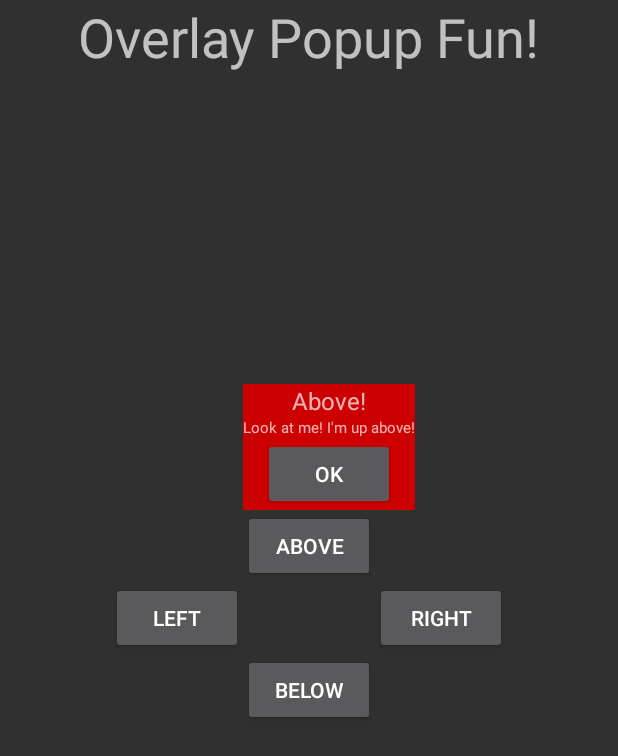
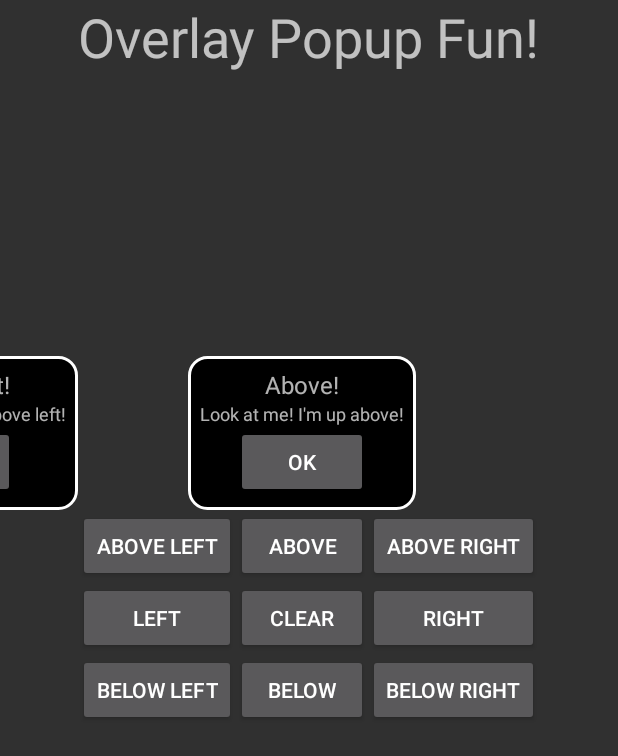
Before and after one commit to Lowe5521/JunkDrawer, an Android app: the HelperPopupActivity screen opened directly, with no data from a screen before it, after a tap on "ABOVE", on a phone screen of 412 x 824 dp. Shown: the top 756 px of the screen. Run offline under Robolectric (Android 15) with nearby library versions, the phone set to English and light mode, and no system bars; our stand-ins replace ButterKnife; 1 other tap on this screen came first.

Commit message:
- Added more direction control on the Helper popups - Added new 'dialog' for the Helper popups - Fixed minor bug with the view.getMeasuredWidth() being weird - Added centering of the popups on a view

```diff
--- a/app/src/main/java/com/jonkoester/junkdrawer/HelperPopup.java
+++ b/app/src/main/java/com/jonkoester/junkdrawer/HelperPopup.java
@@ -9,6 +9,8 @@ import android.widget.Button;
 import android.widget.FrameLayout;
 import android.widget.LinearLayout;
 import android.widget.TextView;
+
+import java.util.ArrayList;
 
 import butterknife.BindView;
 import butterknife.ButterKnife;
@@ -23,8 +25,12 @@ public class HelperPopup extends LinearLayout {
     @BindView(R.id.view_helper_overlay_button)
     Button dismissButton;
 
-    private enum Direction {
-        LEFT, RIGHT, ABOVE, BELOW
+    private enum DirectionX {
+        LEFT, CENTER, RIGHT
+    }
+
+    private enum DirectionY {
+        ABOVE, CENTER, BELOW
     }
 
     public HelperPopup(Context context) {
@@ -64,34 +70,49 @@ public class HelperPopup extends LinearLayout {
     }
 
     //region Helper methods for positioning the helper overlay
-    public void aboveView(View view, FrameLayout root) {
-        positionOverlay(Direction.ABOVE, view, root);
+    public void aboveCenterView(View view, FrameLayout root) {
+        positionOverlay(DirectionX.CENTER, DirectionY.ABOVE, view, root);
+    }
+
+    public void aboveLeftView(View view, FrameLayout root) {
+        positionOverlay(DirectionX.LEFT, DirectionY.ABOVE, view, root);
+    }
+
+    public void aboveRightView(View view, FrameLayout root) {
+        positionOverlay(DirectionX.RIGHT, DirectionY.ABOVE, view, root);
     }
 
     public void toLeftOf(View view, FrameLayout root) {
-        positionOverlay(Direction.LEFT, view, root);
+        positionOverlay(DirectionX.LEFT, DirectionY.CENTER, view, root);
     }
 
     public void toRightOf(View view, FrameLayout root) {
-        positionOverlay(Direction.RIGHT, view, root);
+        positionOverlay(DirectionX.RIGHT, DirectionY.CENTER, view, root);
     }
 
-    public void belowView(View view, FrameLayout root) {
-        positionOverlay(Direction.BELOW, view, root);
+    public void belowCenterView(View view, FrameLayout root) {
+        positionOverlay(DirectionX.CENTER, DirectionY.BELOW, view, root);
+    }
+
+    public void belowLeftView(View view, FrameLayout root) {
+        positionOverlay(DirectionX.LEFT, DirectionY.BELOW, view, root);
+    }
+
+    public void belowRightView(View view, FrameLayout root) {
+        positionOverlay(DirectionX.RIGHT, DirectionY.BELOW, view, root);
     }
     //endregion
 
     /**
      * Method that detects and places helper popup
      *
-     * @param direction This enum denotes whether the helper popup will be above, below, left or right of the view
+     * @param xDirection This enum denotes whether the helper popup will be to the left, the right, or centered with the view
+     * @param yDirection This enum denotes whether the helper popup will be above, below, or centered with the view
      * @param view The view that will act as the anchor for the helper popup
      * @param root This is the top level view of the activity/fragment
      */
-    private void positionOverlay(Direction direction, View view, FrameLayout root) {
+    private void positionOverlay(DirectionX xDirection, DirectionY yDirection, View view, FrameLayout root) {
         root.addView(this);
-
-        view.measure(LayoutParams.WRAP_CONTENT, LayoutParams.WRAP_CONTENT);
         measure(LayoutParams.WRAP_CONTENT, LayoutParams.WRAP_CONTENT);
 
         Rect offsetViewBounds = new Rect();
@@ -101,23 +122,35 @@ public class HelperPopup extends LinearLayout {
         int relativeLeft = offsetViewBounds.left;
         int relativeTop = offsetViewBounds.top;
 
-        switch (direction) {
-            case ABOVE:
-                drawAtCoords(relativeLeft, relativeTop - getMeasuredHeight());
-                break;
+        switch (xDirection) {
             case LEFT:
-                drawAtCoords(relativeLeft - getMeasuredWidth(), relativeTop);
+                relativeLeft = relativeLeft - getMeasuredWidth();
                 break;
             case RIGHT:
-                drawAtCoords(relativeLeft + view.getMeasuredWidth(), relativeTop);
+                relativeLeft = relativeLeft + view.getWidth();
                 break;
-            case BELOW:
-                drawAtCoords(relativeLeft, relativeTop + view.getMeasuredHeight());
+            case CENTER:
+                relativeLeft = relativeLeft + findCenterOffset(view.getWidth(), getMeasuredWidth());
                 break;
             default:
                 break;
         }
 
+        switch (yDirection) {
+            case ABOVE:
+                relativeTop = relativeTop - getMeasuredHeight();
+                break;
+            case BELOW:
+                relativeTop = relativeTop + view.getHeight();
+                break;
+            case CENTER:
+                relativeTop = relativeTop + findCenterOffset(view.getWidth(), getMeasuredWidth());
+                break;
+            default:
+                break;
+        }
+
+        drawAtCoords(relativeLeft, relativeTop);
     }
 
     public void drawAtCoords(float x, float y) {
@@ -127,6 +160,21 @@ public class HelperPopup extends LinearLayout {
 
     @OnClick(R.id.view_helper_overlay_button)
     void dismissOverlay() {
-        ((ViewGroup) getParent()).removeView(this);
+        if (getParent() != null) {
+            ((ViewGroup) getParent()).removeView(this);
+        }
+    }
+
+    private int findCenterOffset(float viewHeight, float helperHeight) {
+        return Math.round((viewHeight / 2) - (helperHeight / 2));
+    }
+
+    public static void dismissOverlays(ArrayList<HelperPopup> helperPopups) {
+        if (helperPopups != null) {
+            for (HelperPopup helperPopup : helperPopups) {
+                helperPopup.dismissOverlay();
+            }
+            helperPopups.clear();
+        }
     }
 }
--- a/app/src/main/java/com/jonkoester/junkdrawer/activity/HelperPopupActivity.java
+++ b/app/src/main/java/com/jonkoester/junkdrawer/activity/HelperPopupActivity.java
@@ -4,10 +4,11 @@ import android.app.Activity;
 import android.os.Bundle;
 import android.widget.Button;
 import android.widget.FrameLayout;
-import android.widget.TableLayout;
 
 import com.jonkoester.junkdrawer.HelperPopup;
 import com.jonkoester.junkdrawer.R;
+
+import java.util.ArrayList;
 
 import butterknife.BindView;
 import butterknife.ButterKnife;
@@ -23,10 +24,19 @@ public class HelperPopupActivity extends Activity {
     Button rightButton;
     @BindView(R.id.act_overlay_below_button)
     Button belowButton;
-    @BindView(R.id.act_overlay_table_layout)
-    TableLayout tableLayout;
+    @BindView(R.id.act_overlay_clear_button)
+    Button clearButton;
+    @BindView(R.id.act_overlay_above_left_button)
+    Button aboveLeftButton;
+    @BindView(R.id.act_overlay_above_right_button)
+    Button aboveRightButton;
+    @BindView(R.id.act_overlay_below_left_button)
+    Button belowLeftButton;
+    @BindView(R.id.act_overlay_below_right_button)
+    Button belowRightButton;
 
     private FrameLayout root;
+    private ArrayList<HelperPopup> helperPopups;
 
     @Override
     protected void onCreate(Bundle savedInstanceState) {
@@ -35,29 +45,67 @@ public class HelperPopupActivity extends Activity {
         ButterKnife.bind(this);
 
         root = (FrameLayout) findViewById(R.id.overlay_fun_activity);
+        helperPopups = new ArrayList<>();
     }
 
     @OnClick(R.id.act_overlay_above_button)
     void overlayAbove() {
         HelperPopup helperPopup = new HelperPopup(this, "Above!", "Look at me! I'm up above!");
-        helperPopup.aboveView(aboveButton, root);
+        helperPopup.aboveCenterView(aboveButton, root);
+        helperPopups.add(helperPopup);
+    }
+
+    @OnClick(R.id.act_overlay_above_left_button)
+    void overlayAboveLeft() {
+        HelperPopup helperPopup = new HelperPopup(this, "Above Left!", "Look at me! I'm up above left!");
+        helperPopup.aboveLeftView(aboveLeftButton, root);
+        helperPopups.add(helperPopup);
+    }
+
+    @OnClick(R.id.act_overlay_above_right_button)
+    void overlayAboveRight() {
+        HelperPopup helperPopup = new HelperPopup(this, "Above right!", "Look at me! I'm up above right!");
+        helperPopup.aboveRightView(aboveRightButton, root);
+        helperPopups.add(helperPopup);
     }
 
     @OnClick(R.id.act_overlay_left_button)
     void overlayToLeft() {
         HelperPopup helperPopup = new HelperPopup(this, "Left!", "Look at me! I'm to the left!");
         helperPopup.toLeftOf(leftButton, root);
+        helperPopups.add(helperPopup);
     }
 
     @OnClick(R.id.act_overlay_right_button)
     void overlayToRight() {
         HelperPopup helperPopup = new HelperPopup(this, "Right!", "Look at me! I'm to the right!");
         helperPopup.toRightOf(rightButton, root);
+        helperPopups.add(helperPopup);
     }
 
     @OnClick(R.id.act_overlay_below_button)
     void overlayBelow() {
         HelperPopup helperPopup = new HelperPopup(this, "Below!", "Look at me! I'm down below!");
-        helperPopup.belowView(belowButton, root);
+        helperPopup.belowCenterView(belowButton, root);
+        helperPopups.add(helperPopup);
+    }
+
+    @OnClick(R.id.act_overlay_below_left_button)
+    void overlayBelowLeft() {
+        HelperPopup helperPopup = new HelperPopup(this, "Below left!", "Look at me! I'm down below left!");
+        helperPopup.belowLeftView(belowLeftButton, root);
+        helperPopups.add(helperPopup);
+    }
+
+    @OnClick(R.id.act_overlay_below_right_button)
+    void overlayBelowRight() {
+        HelperPopup helperPopup = new HelperPopup(this, "Below right!", "Look at me! I'm down below right!");
+        helperPopup.belowRightView(belowRightButton, root);
+        helperPopups.add(helperPopup);
+    }
+
+    @OnClick(R.id.act_overlay_clear_button)
+    void clearOverlays() {
+        HelperPopup.dismissOverlays(helperPopups);
     }
 }
--- /dev/null
+++ b/app/src/main/res/drawable/helper_popup_window.xml
@@ -0,0 +1,17 @@
+<?xml version="1.0" encoding="utf-8"?>
+<shape xmlns:android="http://schemas.android.com/apk/res/android"
+    android:shape="rectangle">
+
+    <padding
+        android:bottom="8dp"
+        android:left="8dp"
+        android:right="8dp"
+        android:top="8dp" />
+
+    <corners android:radius="12dp" />
+    <stroke
+        android:width="2dp"
+        android:color="@color/white" />
+    <solid android:color="@color/black" />
+
+</shape>
--- a/app/src/main/res/layout/activity_helper_popup.xml
+++ b/app/src/main/res/layout/activity_helper_popup.xml
@@ -21,9 +21,17 @@
             android:id="@+id/act_overlay_table_layout"
             android:layout_width="wrap_content"
             android:layout_height="wrap_content"
-            android:layout_centerInParent="true">
+            android:layout_centerInParent="true"
+            android:gravity="center">
 
             <TableRow>
+
+                <Button
+                    android:id="@+id/act_overlay_above_left_button"
+                    android:layout_width="wrap_content"
+                    android:layout_height="wrap_content"
+                    android:layout_column="0"
+                    android:text="@string/above_left" />
 
                 <Button
                     android:id="@+id/act_overlay_above_button"
@@ -31,6 +39,14 @@
                     android:layout_height="wrap_content"
                     android:layout_column="1"
                     android:text="@string/above" />
+
+                <Button
+                    android:id="@+id/act_overlay_above_right_button"
+                    android:layout_width="wrap_content"
+                    android:layout_height="wrap_content"
+                    android:layout_column="2"
+                    android:text="@string/above_right" />
+
             </TableRow>
 
             <TableRow>
@@ -41,6 +57,13 @@
                     android:layout_height="wrap_content"
                     android:layout_column="0"
                     android:text="@string/left" />
+
+                <Button
+                    android:id="@+id/act_overlay_clear_button"
+                    android:layout_width="wrap_content"
+                    android:layout_height="wrap_content"
+                    android:layout_column="1"
+                    android:text="@string/clear"/>
 
 
                 <Button
@@ -55,11 +78,25 @@
             <TableRow>
 
                 <Button
+                    android:id="@+id/act_overlay_below_left_button"
+                    android:layout_width="wrap_content"
+                    android:layout_height="wrap_content"
+                    android:layout_column="0"
+                    android:text="@string/below_left" />
+
+                <Button
                     android:id="@+id/act_overlay_below_button"
                     android:layout_width="wrap_content"
                     android:layout_height="wrap_content"
                     android:layout_column="1"
                     android:text="@string/below" />
+
+                <Button
+                    android:id="@+id/act_overlay_below_right_button"
+                    android:layout_width="wrap_content"
+                    android:layout_height="wrap_content"
+                    android:layout_column="2"
+                    android:text="@string/below_right" />
 
             </TableRow>
 
--- a/app/src/main/res/layout/view_helper_popup.xml
+++ b/app/src/main/res/layout/view_helper_popup.xml
@@ -1,29 +1,30 @@
 <?xml version="1.0" encoding="utf-8"?>
 <LinearLayout xmlns:android="http://schemas.android.com/apk/res/android"
+    xmlns:tools="http://schemas.android.com/tools"
     android:layout_width="match_parent"
     android:layout_height="match_parent"
+    android:background="@drawable/helper_popup_window"
     android:gravity="center"
-    android:orientation="vertical"
-    android:background="@android:color/holo_red_dark">
+    android:orientation="vertical">
 
     <TextView
         android:id="@+id/view_helper_overlay_title"
         android:layout_width="wrap_content"
         android:layout_height="wrap_content"
-        android:text="Title Text"
-        android:textSize="16sp" />
+        android:textSize="16sp"
+        tools:text="Title Text" />
 
     <TextView
         android:id="@+id/view_helper_overlay_message"
         android:layout_width="wrap_content"
         android:layout_height="wrap_content"
-        android:text="Message Text"
-        android:textSize="10sp" />
+        android:textSize="12sp"
+        tools:text="Message Text" />
 
     <Button
         android:id="@+id/view_helper_overlay_button"
         android:layout_width="wrap_content"
         android:layout_height="wrap_content"
-        android:text="@string/ok"/>
+        android:text="@string/ok" />
 
 </LinearLayout>
--- a/app/src/main/res/values/colors.xml
+++ b/app/src/main/res/values/colors.xml
@@ -7,4 +7,6 @@
     <color name="gray">#888888</color>
     <color name="transparent">#00000000</color>
     <color name="black">#FF000000</color>
+    <color name="white">#FFFFFF</color>
+    <color name="dark_gray">#333</color>
 </resources>
--- a/app/src/main/res/values/strings.xml
+++ b/app/src/main/res/values/strings.xml
@@ -8,4 +8,9 @@
     <string name="overlay_popup_fun">Overlay Popup Fun!</string>
     <string name="screen_overlay">Screen Overlay!</string>
     <string name="screen_overlays_sweet">Screen Overlays! Sweet!</string>
+    <string name="clear">Clear</string>
+    <string name="above_left">Above Left</string>
+    <string name="above_right">Above Right</string>
+    <string name="below_left">Below Left</string>
+    <string name="below_right">Below Right</string>
 </resources>
```
Also changed, not shown: app/src/main/res/layout/screen_overlay.xml (+4 -3 lines).
